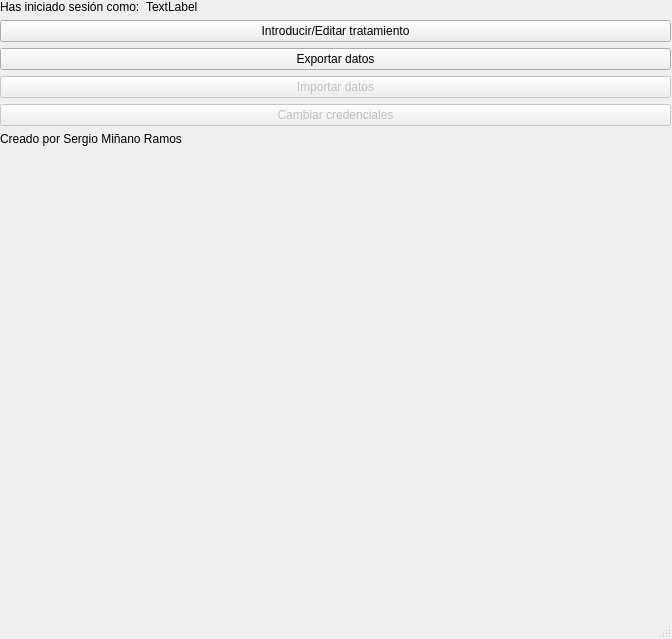
This is UI/launcherUI.ui in 18Orion/GestorDePacientesRadioterapia as Qt 5 draws it before an edit. The edited form follows.
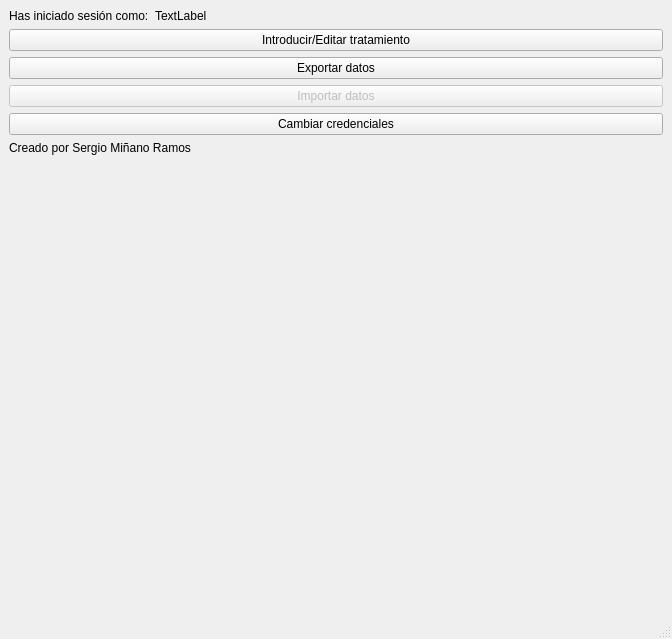
This is the edited form.

The edit to the form file:
```diff
--- a/UI/launcherUI.ui
+++ b/UI/launcherUI.ui
@@ -13,16 +13,7 @@
   <property name="windowTitle">
    <string>launcher</string>
   </property>
-  <widget class="QWidget" name="centralwidget">
    <widget class="QWidget" name="formLayoutWidget">
-    <property name="geometry">
-     <rect>
-      <x>0</x>
-      <y>0</y>
-      <width>671</width>
-      <height>621</height>
-     </rect>
-    </property>
     <layout class="QFormLayout" name="formLayout">
      <item row="0" column="0">
       <widget class="QLabel" name="label">
@@ -77,7 +68,7 @@
      <item row="4" column="0" colspan="2">
       <widget class="QPushButton" name="changeCredentialsUILaunch">
        <property name="enabled">
-        <bool>false</bool>
+       <bool>true</bool>
        </property>
        <property name="text">
         <string>Cambiar credenciales</string>
@@ -92,7 +83,6 @@
       </widget>
      </item>
     </layout>
-   </widget>
   </widget>
   <widget class="QStatusBar" name="statusbar"/>
  </widget>
```
Lines whose indentation alone changed are shown as unchanged.
